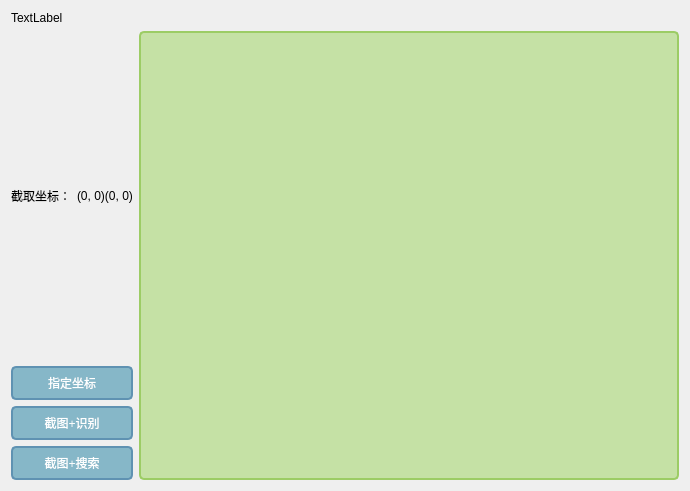
The window that ui.ui (TaylorAndTony/PhoneImageOCR) describes before a commit, drawn with Qt 5.
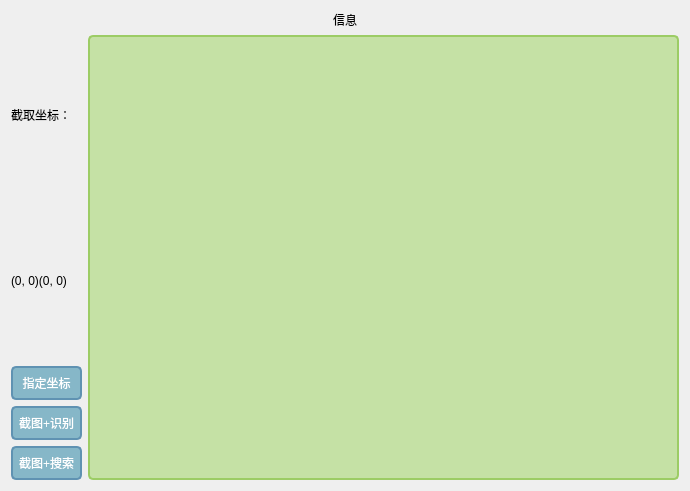
The same window after the commit.

Patch:
```diff
--- a/ui.ui
+++ b/ui.ui
@@ -60,20 +60,20 @@
   padding: 6px 6px
 }</string>
   </property>
-  <layout class="QVBoxLayout" name="verticalLayout_3">
-   <item>
+  <layout class="QVBoxLayout" name="verticalLayout_4">
+   <item alignment="Qt::AlignHCenter">
     <widget class="QLabel" name="status_text">
      <property name="text">
-      <string>TextLabel</string>
+      <string>信息</string>
      </property>
     </widget>
    </item>
    <item>
-    <layout class="QHBoxLayout" name="horizontalLayout_2">
+    <layout class="QHBoxLayout" name="horizontalLayout">
      <item>
-      <layout class="QVBoxLayout" name="verticalLayout_2">
+      <layout class="QVBoxLayout" name="verticalLayout_3">
        <item>
-        <layout class="QHBoxLayout" name="horizontalLayout">
+        <layout class="QVBoxLayout" name="verticalLayout_2">
          <item>
           <widget class="QLabel" name="label">
            <property name="text">
```
